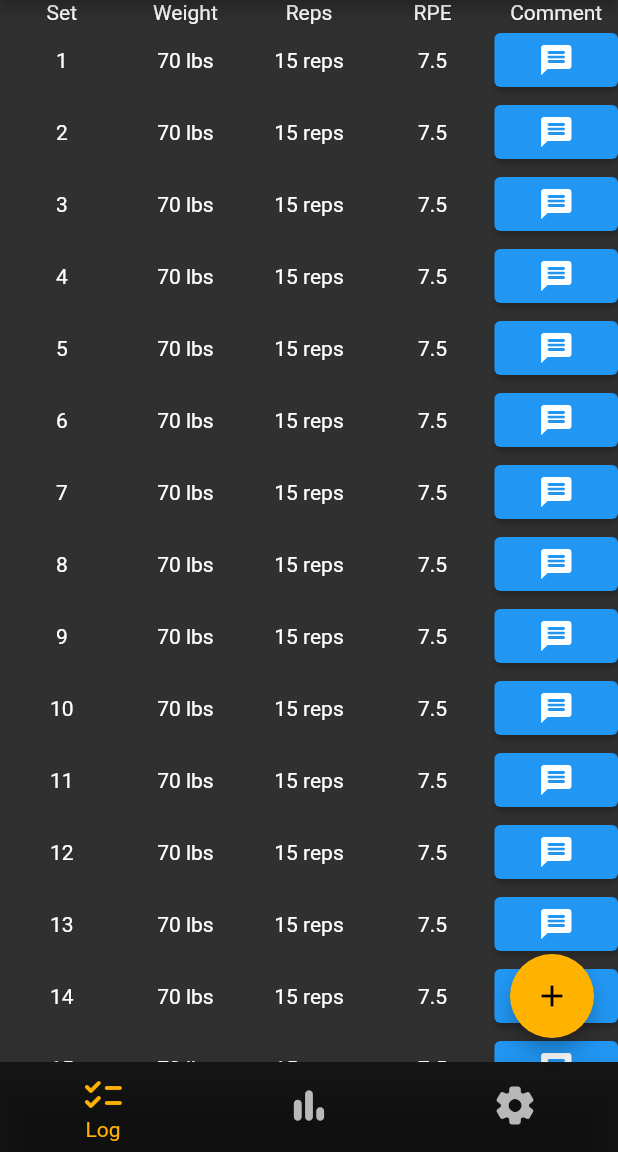
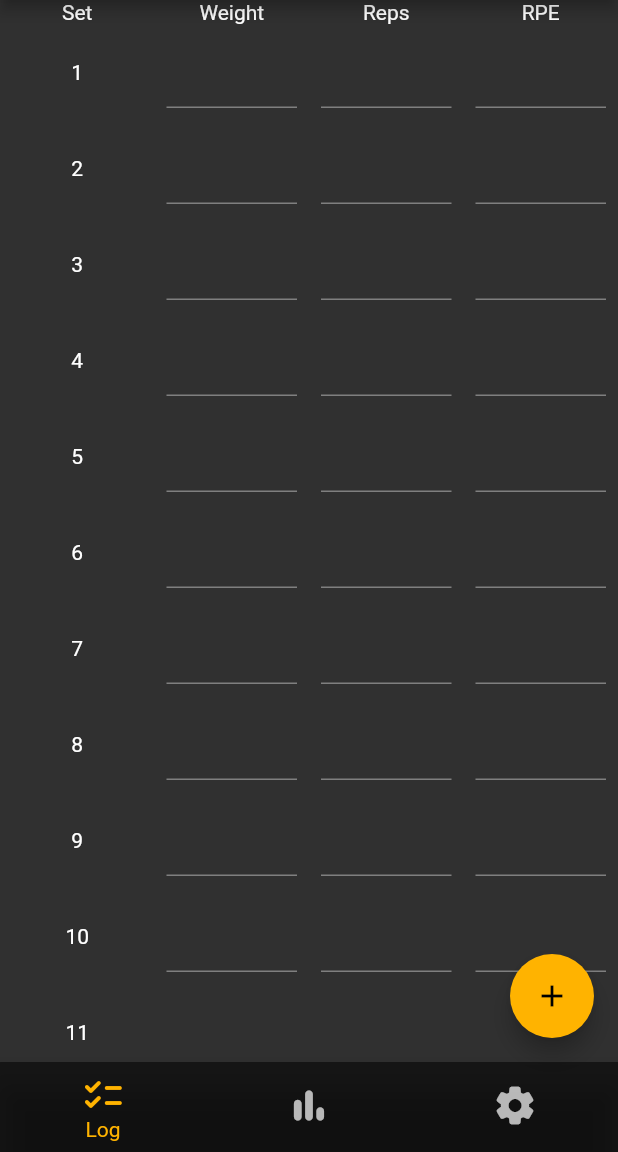
Before and after one commit to joshlaudone/minotaur_workout_log, a Flutter app: the screen it shows after launch, on a phone screen of 412 x 824 dp, the part 84-1236 px from its top. Run offline on Flutter 3.47's test engine with Material 2 defaults, Android fonts, the phone set to English and light mode, and no system bars; drawn by our look-alikes of flutter_slidable.

Commit message:
Added input fields for log entries

```diff
--- a/lib/pages/log_page/log_page.dart
+++ b/lib/pages/log_page/log_page.dart
@@ -1,4 +1,5 @@
 import 'package:flutter/material.dart';
+import 'package:flutter/services.dart';
 import 'package:flutter_slidable/flutter_slidable.dart';
 import 'dart:math';
 
@@ -39,13 +40,6 @@ class _LogPageState extends State<LogPage> {
               Expanded(
                 child: Text(
                   "RPE",
-                  textAlign: TextAlign.center,
-                ),
-              ),
-              Expanded(
-                flex: 1,
-                child: Text(
-                  "Comment",
                   textAlign: TextAlign.center,
                 ),
               ),
@@ -123,28 +117,45 @@ class _LogEntryState extends State<LogEntry> {
             ),
           ),
           Expanded(
-            child: Text(
-              "${Random().nextInt(100) + 50} lbs",
-              textAlign: TextAlign.center,
+            child: Padding(
+              padding: const EdgeInsets.all(8.0),
+              child: TextField(
+                decoration: const InputDecoration(
+                  suffixText: "lbs",
+                ),
+                keyboardType: TextInputType.number,
+                inputFormatters: <TextInputFormatter>[
+                  FilteringTextInputFormatter.allow(RegExp(r'^\d+\.?\d{0,2}'))
+                ],
+                textAlign: TextAlign.center,
+              ),
             ),
           ),
           Expanded(
-            child: Text(
-              "${Random().nextInt(15) + 5} reps",
-              textAlign: TextAlign.center,
+            child: Padding(
+              padding: const EdgeInsets.all(8.0),
+              child: TextField(
+                decoration: const InputDecoration(
+                  suffixText: "reps",
+                ),
+                keyboardType: TextInputType.number,
+                inputFormatters: <TextInputFormatter>[
+                  FilteringTextInputFormatter.digitsOnly
+                ],
+                textAlign: TextAlign.center,
+              ),
             ),
           ),
           Expanded(
-            child: Text(
-              "${(Random().nextInt(11) + 10) / 2.0}",
-              textAlign: TextAlign.center,
-            ),
-          ),
-          Expanded(
-            flex: 1,
-            child: ElevatedButton(
-              onPressed: () {},
-              child: const Icon(Icons.message_rounded),
+            child: Padding(
+              padding: const EdgeInsets.all(8.0),
+              child: TextField(
+                keyboardType: TextInputType.number,
+                inputFormatters: <TextInputFormatter>[
+                  FilteringTextInputFormatter.allow(RegExp(r'^\d+\.?\d{0,2}'))
+                ],
+                textAlign: TextAlign.center,
+              ),
             ),
           ),
         ],
```
